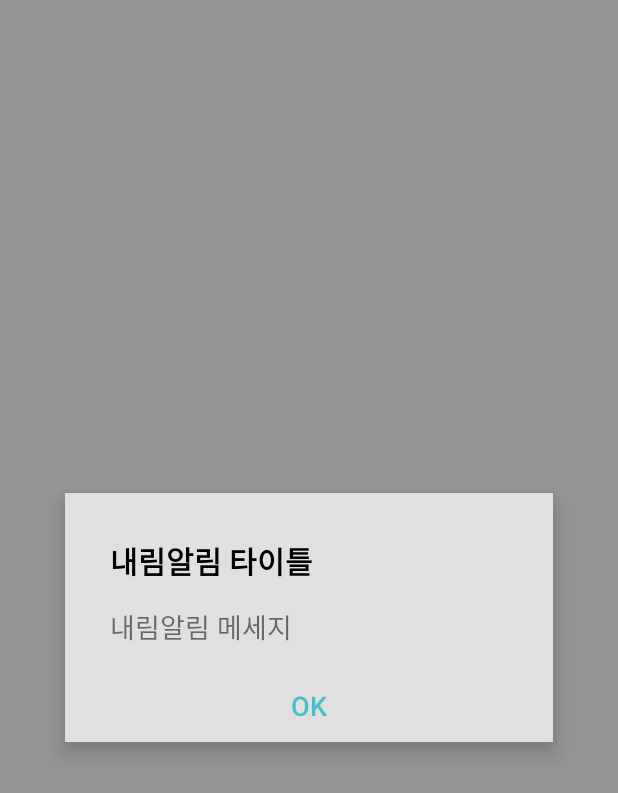
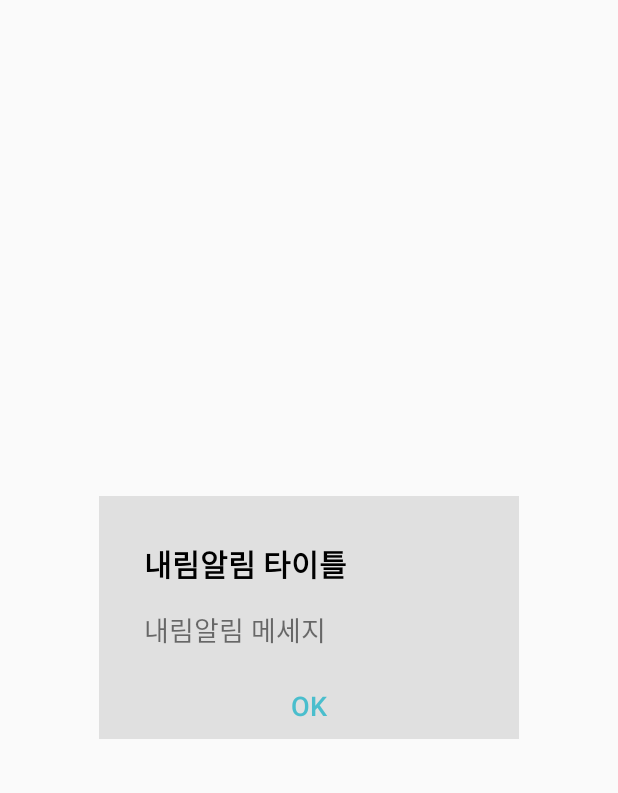
Before and after one commit to GDmail91/Daerimie_v0_2, an Android app: the layout instant_alram_page.xml on its own in the app's theme, with its tools: preview values and no code run, on a phone screen of 412 x 824 dp. Shown: the top 793 px of the screen. Run offline under Robolectric (Android 15) with nearby library versions, the phone set to English and light mode, and no system bars.

```diff
--- a/app/src/main/res/layout/instant_alram_page.xml
+++ b/app/src/main/res/layout/instant_alram_page.xml
@@ -1,27 +1,13 @@
 <?xml version="1.0" encoding="utf-8"?>
 <LinearLayout xmlns:android="http://schemas.android.com/apk/res/android"
-    android:orientation="horizontal" android:layout_width="match_parent"
-    android:layout_height="match_parent"
-    android:gravity="center"
-    android:weightSum="10"
-    android:background="@color/instantAlram">
-    <LinearLayout
-        android:layout_width="0dp"
-        android:layout_height="wrap_content"
-        android:layout_weight="2">
-    </LinearLayout>
-
-    <LinearLayout
-        android:layout_width="wrap_content"
-        android:layout_height="wrap_content"
-        android:paddingTop="30dp"
-        android:paddingRight="30dp"
-        android:paddingLeft="30dp"
-        android:orientation="vertical"
-        android:layout_weight="6"
-        android:layout_gravity="center"
-        android:background="@color/whiteGray"
-        android:elevation="10dp">
+    android:layout_width="280dp"
+    android:layout_height="162dp"
+    android:paddingTop="30dp"
+    android:paddingRight="30dp"
+    android:paddingLeft="30dp"
+    android:orientation="vertical"
+    android:layout_gravity="center"
+    android:background="@color/whiteGray">
 
         <TextView
             android:layout_width="wrap_content"
@@ -41,7 +27,7 @@
         <Button
             android:layout_width="wrap_content"
             android:layout_height="wrap_content"
-            android:layout_gravity="center"
+            android:layout_gravity="center_horizontal|bottom"
             android:background="#00000000"
             style="?android:attr/borderlessButtonStyle"
             android:text="OK"
@@ -49,10 +35,4 @@
             android:textColor="@color/textPrimary"
             android:id="@+id/alram_confirm"/>
 
-    </LinearLayout>
-    <LinearLayout
-        android:layout_width="0dp"
-        android:layout_height="wrap_content"
-        android:layout_weight="2">
-    </LinearLayout>
 </LinearLayout>
```
Also changed, not shown: app/src/main/AndroidManifest.xml (+11 -5 lines), app/src/main/java/org/daelimie/test/daelimie/AddAlram.java (+5 -1 lines), app/src/main/java/org/daelimie/test/daelimie/AlramReceiver.java (added, +28 -0 lines), app/src/main/java/org/daelimie/test/daelimie/GoogleMapsCom.java (+1 -1 lines), app/src/main/java/org/daelimie/test/daelimie/LocatePicker.java (+2 -0 lines), app/src/main/java/org/daelimie/test/daelimie/RoutePicker.java (+91 -19 lines).
